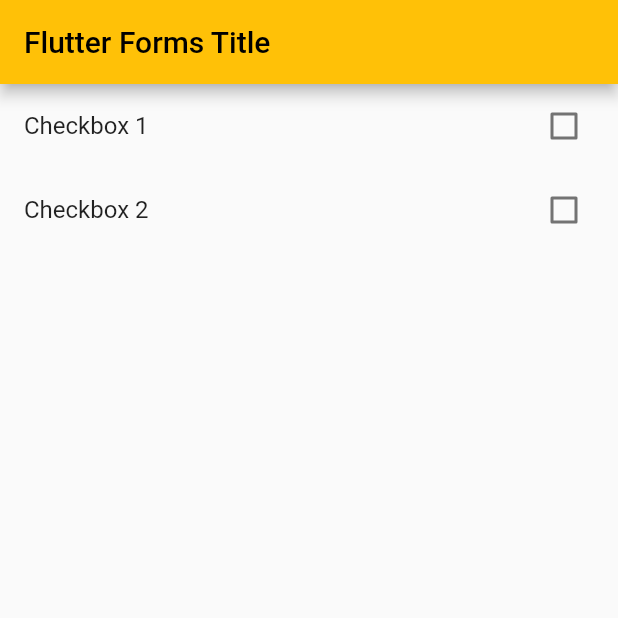
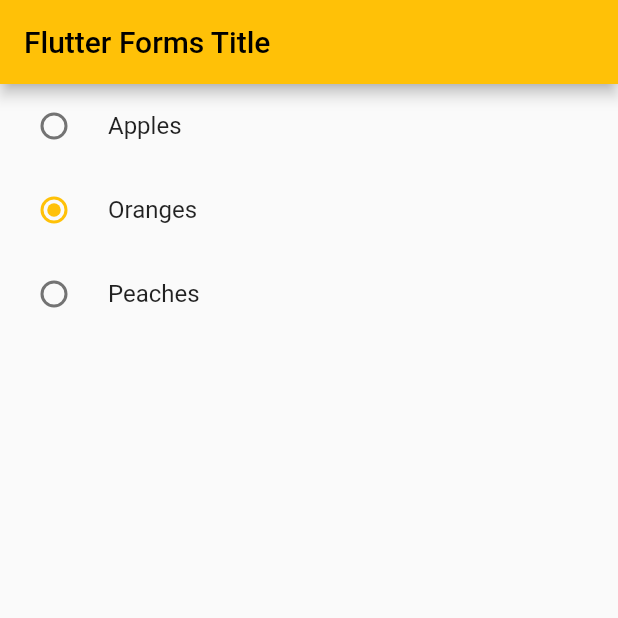
Before and after one commit to ozgursarikamis/flutter_forms, a Flutter app: the screen it shows after launch, on a phone screen of 412 x 824 dp, the top half of it. Run offline on Flutter 3.47's test engine with Material 2 defaults, Android fonts, the phone set to English and light mode, and no system bars.

Commit message:
RadioListTile

```diff
--- a/lib/main.dart
+++ b/lib/main.dart
@@ -1,5 +1,5 @@
 import 'package:flutter/material.dart';
-import 'package:flutter_forms/widgets/checkbox_input.dart';
+import 'package:flutter_forms/widgets/radio_input.dart';
 
 void main() {
   runApp(const MyApp());
@@ -20,7 +20,7 @@
               title: const Text('Flutter Forms Title'),
             ),
             body: const Center(
-              child: CheckboxInput(),
+              child: RadioInput(),
             )));
   }
 }
--- /dev/null
+++ b/lib/widgets/radio_input.dart
@@ -0,0 +1,37 @@
+import 'package:flutter/material.dart';
+
+class RadioInput extends StatefulWidget {
+  const RadioInput({Key? key}) : super(key: key);
+
+  @override
+  _RadioInputState createState() => _RadioInputState();
+}
+
+class _RadioInputState extends State<RadioInput> {
+
+  @override
+  Widget build(BuildContext context) {
+    return Column(
+      children: [
+        RadioListTile(
+          title: const Text('Apples'),
+          value: "apples",
+          onChanged: (value) { },
+          groupValue: "oranges",
+        ),
+        RadioListTile(
+          title: const Text('Oranges'),
+          value: "oranges",
+          onChanged: (value) { },
+          groupValue: "oranges",
+        ),
+        RadioListTile(
+          title: const Text('Peaches'),
+          value: "peaches",
+          onChanged: (value) { },
+          groupValue: "oranges",
+        ),
+      ],
+    );
+  }
+}
--- a/lib/widgets/text_input.dart
+++ b/lib/widgets/text_input.dart
@@ -1,4 +1,3 @@
-import 'package:flutter/foundation.dart';
 import 'package:flutter/material.dart';
 
 class TextInput extends StatefulWidget {
```
